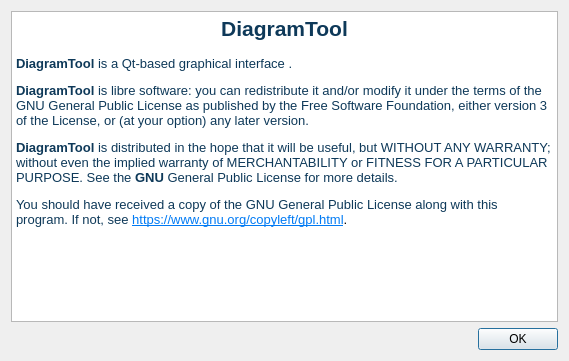
Above: src/Base/aboutdialog.ui from parisa-hr/DiagramTool before the change. Below: the same form after it.
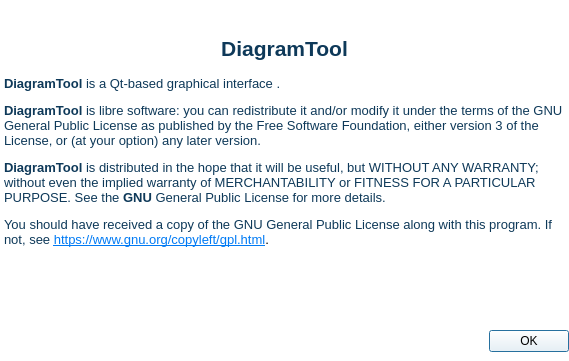
That is the form after the change. Icons and pictures are not drawn.

Commit message: update Diagram Tool aboutdialog

The edit to the form file:
```diff
--- a/src/Base/aboutdialog.ui
+++ b/src/Base/aboutdialog.ui
@@ -11,11 +11,83 @@
    </rect>
   </property>
   <property name="windowTitle">
-   <string>Dialog</string>
+   <string>About DiagramTool</string>
+  </property>
+  <property name="styleSheet">
+   <string notr="true">background-color: rgb(255, 255, 255);</string>
   </property>
   <layout class="QGridLayout" name="gridLayout">
+   <property name="leftMargin">
+    <number>0</number>
+   </property>
+   <property name="topMargin">
+    <number>0</number>
+   </property>
+   <property name="rightMargin">
+    <number>0</number>
+   </property>
+   <property name="bottomMargin">
+    <number>9</number>
+   </property>
+   <property name="horizontalSpacing">
+    <number>9</number>
+   </property>
+   <property name="verticalSpacing">
+    <number>0</number>
+   </property>
    <item row="0" column="0">
+    <widget class="QLabel" name="label">
+     <property name="minimumSize">
+      <size>
+       <width>32</width>
+       <height>32</height>
+      </size>
+     </property>
+     <property name="maximumSize">
+      <size>
+       <width>32</width>
+       <height>32</height>
+      </size>
+     </property>
+     <property name="text">
+      <string/>
+     </property>
+     <property name="pixmap">
+      <pixmap resource="../../qml.qrc">:/icons/diagramTool.svg</pixmap>
+     </property>
+     <property name="scaledContents">
+      <bool>true</bool>
+     </property>
+    </widget>
+   </item>
+   <item row="0" column="1">
+    <spacer name="horizontalSpacer">
+     <property name="orientation">
+      <enum>Qt::Horizontal</enum>
+     </property>
+     <property name="sizeHint" stdset="0">
+      <size>
+       <width>40</width>
+       <height>20</height>
+      </size>
+     </property>
+    </spacer>
+   </item>
+   <item row="3" column="0" colspan="2">
+    <widget class="QDialogButtonBox" name="buttonBox">
+     <property name="orientation">
+      <enum>Qt::Horizontal</enum>
+     </property>
+     <property name="standardButtons">
+      <set>QDialogButtonBox::Ok</set>
+     </property>
+    </widget>
+   </item>
+   <item row="2" column="0" colspan="2">
     <widget class="QTextEdit" name="textEdit">
+     <property name="styleSheet">
+      <string notr="true">border-style:none;</string>
+     </property>
      <property name="readOnly">
       <bool>true</bool>
      </property>
@@ -33,16 +105,6 @@
      </property>
     </widget>
    </item>
-   <item row="1" column="0">
-    <widget class="QDialogButtonBox" name="buttonBox">
-     <property name="orientation">
-      <enum>Qt::Horizontal</enum>
-     </property>
-     <property name="standardButtons">
-      <set>QDialogButtonBox::Ok</set>
-     </property>
-    </widget>
-   </item>
   </layout>
  </widget>
  <resources/>
```
Left out of the diff: 4 changed lines with no effect on the pictures.
